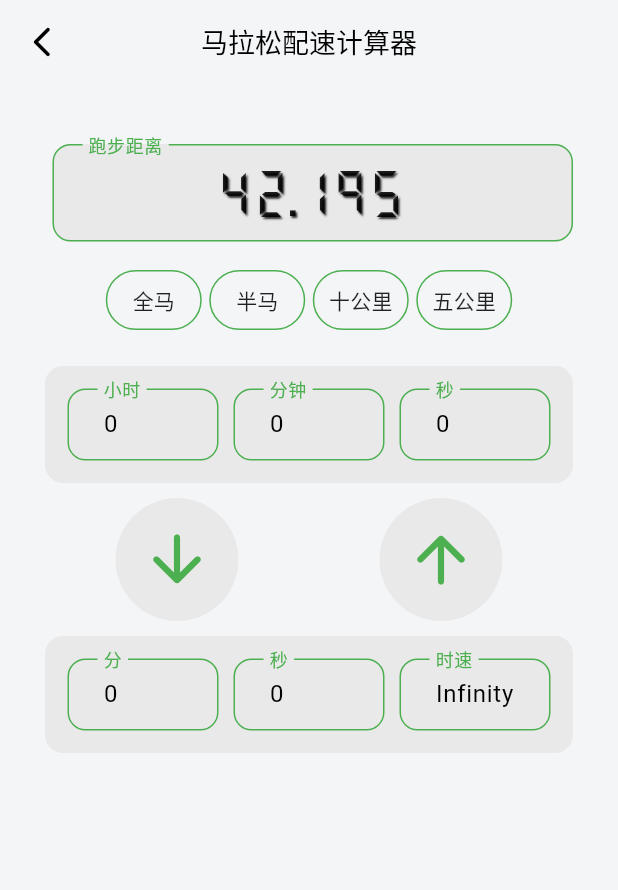
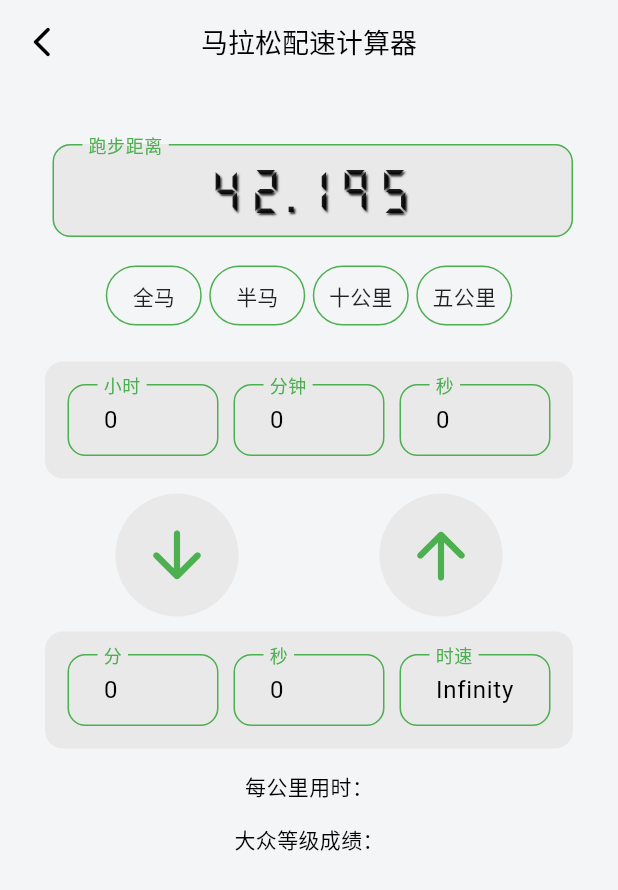
Before and after one commit to lintex/cabbbage, a Flutter app: the PaceCalculatePage screen opened directly, after a tap on the "arrow downward" icon, on a phone screen of 412 x 824 dp. Shown: the top 890 px of the screen. Run offline on Flutter 3.47's test engine with Material 3 defaults, Android fonts, the phone set to English and light mode, and no system bars; our stand-ins replace flutter_slidable, get, get_storage, isar, timeline_tile; accounts and stored records are empty; generated files the repository leaves out were written again.

Commit message:
马拉松助手详情界面修改

```diff
--- a/lib/components/my_text_divider.dart
+++ b/lib/components/my_text_divider.dart
@@ -22,7 +22,7 @@ class MyTextDivider extends StatelessWidget {
               style: const TextStyle(
                   color: Color.fromARGB(180, 97, 97, 97),
                   fontSize: 16,
-                  fontFamily: "干就完事了"),
+                  fontFamily: "字语相思体"),
             ),
           ),
           Expanded(
--- a/lib/pages/about_page.dart
+++ b/lib/pages/about_page.dart
@@ -39,7 +39,7 @@ class AboutPage extends StatelessWidget {
                           style: TextStyle(fontFamily: '字语相思体', fontSize: 28)),
                       const SizedBox(height: 15),
                       Text(
-                        "卷心菜 0.0.3.240424",
+                        "卷心菜 0.0.3.240428",
                         style: TextStyle(
                           color: Theme.of(context).colorScheme.inversePrimary,
                         ),
--- a/lib/pages/marathon_page2.dart
+++ b/lib/pages/marathon_page2.dart
@@ -90,7 +90,7 @@ class _MarathonPage2State extends State<MarathonPage2> {
             ),
           ]),
           const SizedBox(
-            height: 20,
+            height: 30,
           ),
           const MyTextDivider(text: "🏃‍♀️跑起来就有风"),
           const SizedBox(
--- a/lib/pages/pace_calculate_page.dart
+++ b/lib/pages/pace_calculate_page.dart
@@ -1,7 +1,7 @@
 import 'package:flutter/material.dart';
+import 'package:get/get.dart';
 import 'package:xiao_note/components/my_app_bar.dart';
 import 'package:xiao_note/pages/paceCalculatePage/my_pace_calculate_textfield.dart';
-//import 'package:get/get.dart';
 
 class PaceCalculatePage extends StatefulWidget {
   const PaceCalculatePage({super.key});
@@ -11,12 +11,6 @@ class PaceCalculatePage extends StatefulWidget {
 }
 
 class _PaceCalculatePageState extends State<PaceCalculatePage> {
-  // String _distanceErrorText = '';
-  // String _hourErrorText = '';
-  // String _minuteErrorText = '';
-  // String _secondErrorText = '';
-  // String _paceMinuteErrorText = '';
-  // String _paceSecondErrorText = '';
   final TextEditingController distanceController = TextEditingController();
   final TextEditingController hourController = TextEditingController();
   final TextEditingController minuteController = TextEditingController();
@@ -24,44 +18,43 @@ class _PaceCalculatePageState extends State<PaceCalculatePage> {
   final TextEditingController paceMinuteController = TextEditingController();
   final TextEditingController paceSecondController = TextEditingController();
   final speedController = TextEditingController();
+  var distance = 0.0.obs;
+  var speed = 0.0.obs;
+
+  everyHourCostTime() {
+    for (int i = 1; i < distance.value; i++) {
+      print("$i公里用时：${i / speed.value * 60}分");
+    }
+  }
 
   void timeToPace() {
     if (distanceController.text != "" && hourController.text != "") {
-      double distance = double.parse(distanceController.text);
+      distance.value = double.parse(distanceController.text);
       double hours = double.parse(hourController.text);
       double minutes = double.parse(minuteController.text);
       double seconds = double.parse(secondController.text);
 
-      double secondsPerKM = (hours * 3600 + minutes * 60 + seconds) / distance;
+      double secondsPerKM =
+          (hours * 3600 + minutes * 60 + seconds) / distance.value;
       int paceMinute = secondsPerKM ~/ 60;
       int paceSecond = (secondsPerKM % 60).toInt();
 
       paceMinuteController.text = paceMinute.toString();
       paceSecondController.text = paceSecond.toString();
       // 时速计算
-      speedController.text =
-          (distance / (hours + minutes / 60 + seconds / 3600))
-              .toStringAsFixed(2);
-      //double speed = distance / (hour + minute / 60 + second / 3600);
-
-      // Get.defaultDialog(
-      //   title: "计算结果",
-      //   titleStyle: const TextStyle(fontSize: 20),
-      //   middleText:
-      //       "距离：${distance.toString()}公里\n用时：${hour.toInt().toString()}小时${minute == 0 ? "" : "${minute.toInt().toString()}分"}${second == 0 ? "" : "${second.toInt().toString()}秒"}\n配速：${paceMinute.toString()}分${paceSecond.toString()}秒/公里\n时速：${speed.toStringAsFixed(2)}公里/小时",
-      //   middleTextStyle: const TextStyle(fontSize: 18),
-      //   contentPadding: const EdgeInsets.all(20),
-      // );
+      speed.value = distance / (hours + minutes / 60 + seconds / 3600);
+      speedController.text = speed.value.toStringAsFixed(2);
+      everyHourCostTime();
     }
   }
 
   void paceToTime() {
     if (distanceController.text != "" && paceMinuteController.text != "") {
-      double distance = double.parse(distanceController.text);
+      distance.value = double.parse(distanceController.text);
       double paceMinute = double.parse(paceMinuteController.text);
       double paceSecond = double.parse(paceSecondController.text);
 
-      double secondsAll = (paceMinute * 60 + paceSecond) * distance;
+      double secondsAll = (paceMinute * 60 + paceSecond) * distance.value;
       int hours = secondsAll ~/ 3600;
       int minutes = (secondsAll - hours * 3600) ~/ 60;
       int seconds = (secondsAll - hours * 3600 - minutes * 60).toInt();
@@ -71,17 +64,9 @@ class _PaceCalculatePageState extends State<PaceCalculatePage> {
       secondController.text = seconds.toString();
 
       // 时速计算
-      speedController.text =
-          (distance / (hours + minutes / 60 + seconds / 3600))
-              .toStringAsFixed(2);
-      // Get.defaultDialog(
-      //   title: "计算结果",
-      //   titleStyle: const TextStyle(fontSize: 20),
-      //   middleText:
-      //       "距离：${distance.toString()}公里\n配速：${paceMinuteController.text}分${paceSecondController.text}秒\n用时：${hours.toString()}小时${minutes.toString()}分${seconds.toString()}秒",
-      //   middleTextStyle: const TextStyle(fontSize: 18),
-      //   contentPadding: const EdgeInsets.all(20),
-      // );
+      speed.value = distance / (hours + minutes / 60 + seconds / 3600);
+      speedController.text = speed.value.toStringAsFixed(2);
+      everyHourCostTime();
     }
   }
 
@@ -126,6 +111,10 @@ class _PaceCalculatePageState extends State<PaceCalculatePage> {
                         //autofocus: true,
                         textInputAction: TextInputAction.go,
                         style: TextStyle(
+                            fontSize: 28,
+                            letterSpacing: 4, //字符间距
+                            fontFamily: "DigitalNumbers",
+                            // 文字阴影
                             shadows: const [
                               Shadow(
                                 offset: Offset(1.0, 1.0),
@@ -133,8 +122,6 @@ class _PaceCalculatePageState extends State<PaceCalculatePage> {
                                 color: Color.fromARGB(255, 50, 50, 50),
                               ),
                             ],
-                            fontSize: 30,
-                            fontFamily: "DigitalNumbers",
                             color:
                                 Theme.of(context).colorScheme.inversePrimary),
                         decoration: InputDecoration(
@@ -365,6 +352,14 @@ class _PaceCalculatePageState extends State<PaceCalculatePage> {
                     ],
                   ),
                 ),
+                SizedBox(
+                  height: 15,
+                ),
+                Text("每公里用时："),
+                SizedBox(
+                  height: 15,
+                ),
+                Text("大众等级成绩："),
               ],
             ),
           ),
```
Also changed, not shown: lib/pages/marathonPage/marathon_detail_page.dart (+153 -60 lines), lib/tools/tools.dart (+5 -7 lines).
